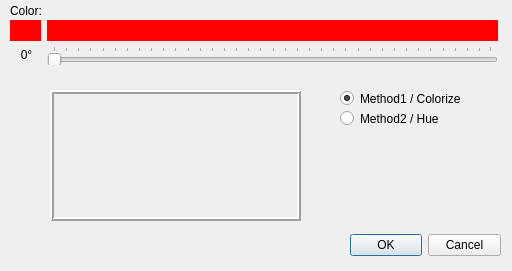
Qt form src/dialogs/huedialog.ui (PhotoFlare/photoflare) before a commit.
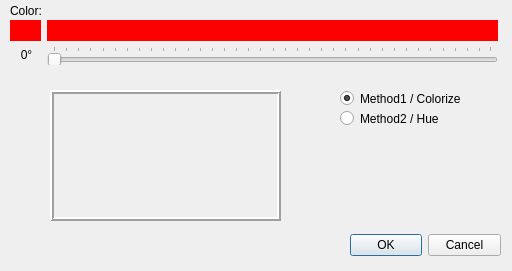
The same form after that commit.

Commit message: Minor tweak to hue dialog preview width

Patch:
```diff
--- a/src/dialogs/huedialog.ui
+++ b/src/dialogs/huedialog.ui
@@ -956,7 +956,7 @@
     <rect>
      <x>50</x>
      <y>90</y>
-     <width>251</width>
+     <width>231</width>
      <height>131</height>
     </rect>
    </property>
```
